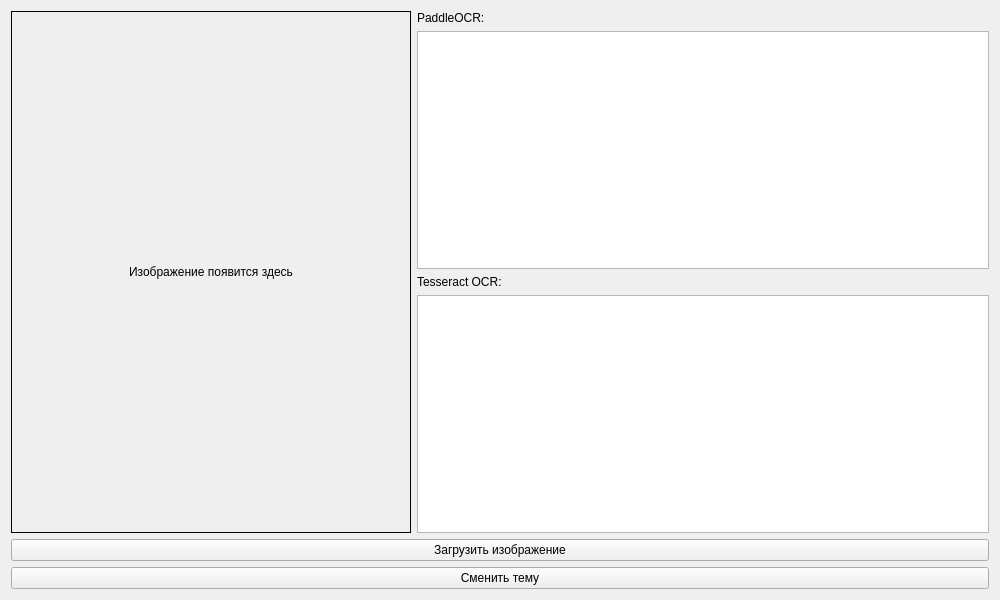
Above: mainwindow.ui from Dragonslay3r44/OCR before the change. Below: the same form after it.
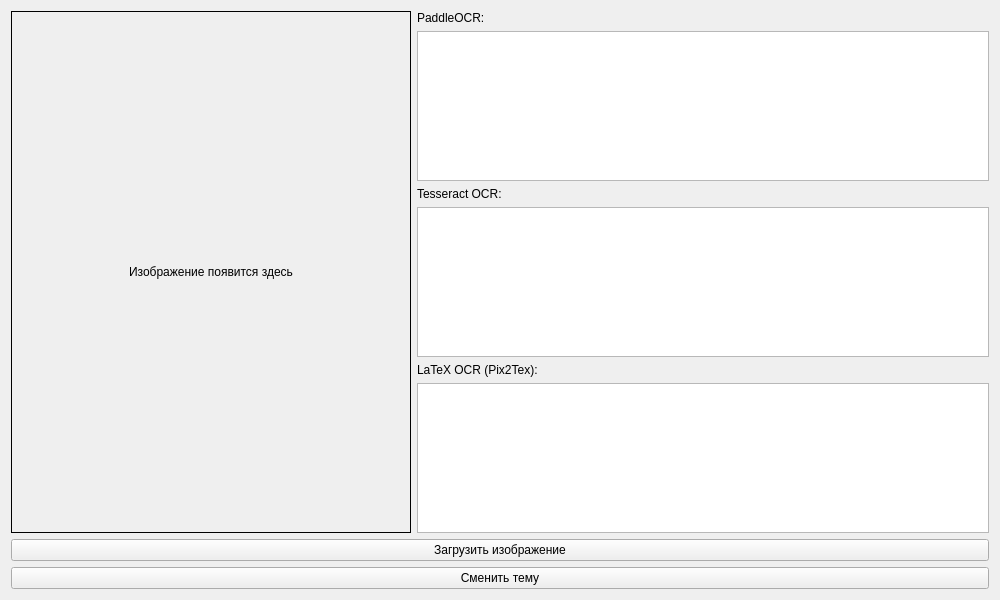
That is the form after the change.

Diff of the .ui file:
```diff
--- a/mainwindow.ui
+++ b/mainwindow.ui
@@ -65,6 +65,20 @@
          </property>
         </widget>
        </item>
+       <item>
+        <widget class="QLabel" name="label_latex">
+         <property name="text">
+          <string>LaTeX OCR (Pix2Tex):</string>
+         </property>
+        </widget>
+       </item>
+       <item>
+        <widget class="QTextEdit" name="text_latex">
+         <property name="readOnly">
+          <bool>true</bool>
+         </property>
+        </widget>
+       </item>
       </layout>
      </item>
     </layout>
```
Left out of the diff: 4 changed lines with no effect on the pictures.
